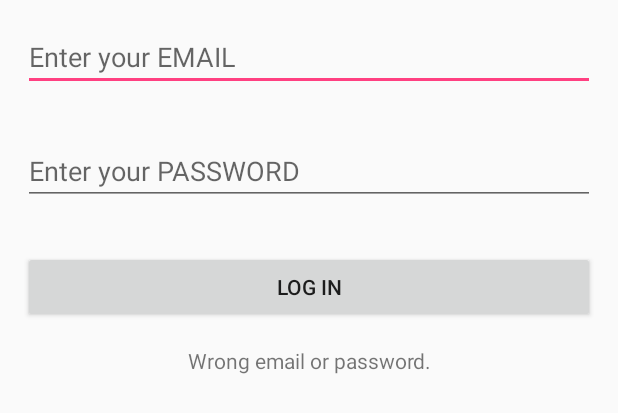
After one commit to nimrod10/Android-Project, an Android app: the layout login.xml on its own in the app's theme, with its tools: preview values and no code run, on a phone screen of 412 x 824 dp. The commit adds this screen. Shown: the top 413 px of the screen. Run offline under Robolectric (Android 15) with nearby library versions, the phone set to English and light mode, and no system bars.

Commit message:
started implementing login and registration

```diff
--- a/app/build.gradle
+++ b/app/build.gradle
@@ -26,5 +26,9 @@ dependencies {
     })
     compile 'com.android.support:appcompat-v7:26.+'
     compile 'com.android.support.constraint:constraint-layout:1.0.2'
+    compile 'com.google.firebase:firebase-auth:10.0.1'
     testCompile 'junit:junit:4.12'
 }
+
+
+apply plugin: 'com.google.gms.google-services'
--- a/app/src/main/AndroidManifest.xml
+++ b/app/src/main/AndroidManifest.xml
@@ -2,6 +2,7 @@
 <manifest xmlns:android="http://schemas.android.com/apk/res/android"
     package="com.example.nimrod.android_project">
 
+    <uses-permission android:name="android.permission.INTERNET" />
     <application
         android:allowBackup="true"
         android:icon="@mipmap/ic_launcher"
@@ -16,7 +17,6 @@
                 <category android:name="android.intent.category.LAUNCHER" />
             </intent-filter>
         </activity>
-        <activity android:name=".Main2Activity"></activity>
     </application>
 
 </manifest>
--- /dev/null
+++ b/app/src/main/res/layout/login.xml
@@ -0,0 +1,45 @@
+<?xml version="1.0" encoding="utf-8"?>
+<LinearLayout xmlns:android="http://schemas.android.com/apk/res/android"
+    android:orientation="vertical" android:layout_width="match_parent"
+    android:layout_height="match_parent">
+
+    <LinearLayout
+        android:layout_centerHorizontal="true"
+        android:layout_centerVertical="true"
+        android:orientation="vertical"
+        android:layout_width="match_parent"
+        android:layout_height="wrap_content">
+
+        <EditText
+            android:layout_margin="15dp"
+            android:inputType="textEmailAddress"
+            android:hint="Enter your EMAIL"
+            android:id="@+id/editTextMail"
+            android:layout_width="match_parent"
+            android:layout_height="wrap_content" />
+
+
+        <EditText
+            android:layout_margin="15dp"
+            android:inputType="textPassword"
+            android:hint="Enter your PASSWORD"
+            android:id="@+id/editTextPassword"
+            android:layout_width="match_parent"
+            android:layout_height="wrap_content" />
+
+        <Button
+            android:text="Log in"
+            android:id = "@+id/SubmitLogin"
+            android:layout_margin="15dp"
+            android:layout_width="match_parent"
+            android:layout_height="wrap_content" />
+
+        <TextView
+            android:textAlignment="center"
+            android:id = "@+id/loginWarning"
+            android:text = "Wrong email or password."
+            android:layout_width="match_parent"
+            android:layout_height="wrap_content" />
+    </LinearLayout>
+
+</LinearLayout>
--- a/build.gradle
+++ b/build.gradle
@@ -9,6 +9,7 @@ buildscript {
 
         // NOTE: Do not place your application dependencies here; they belong
         // in the individual module build.gradle files
+        classpath 'com.google.gms:google-services:3.0.0'
     }
 }
 
```
Also changed, not shown: app/src/main/java/com/example/nimrod/android_project/Main2Activity.java (deleted, +0 -13 lines), app/src/main/java/com/example/nimrod/android_project/MainActivity.java (+75 -2 lines), app/src/main/res/layout/activity_main2.xml (deleted, +0 -8 lines), app/src/main/res/layout/register.xml (added, +43 -0 lines), 1 other file.
